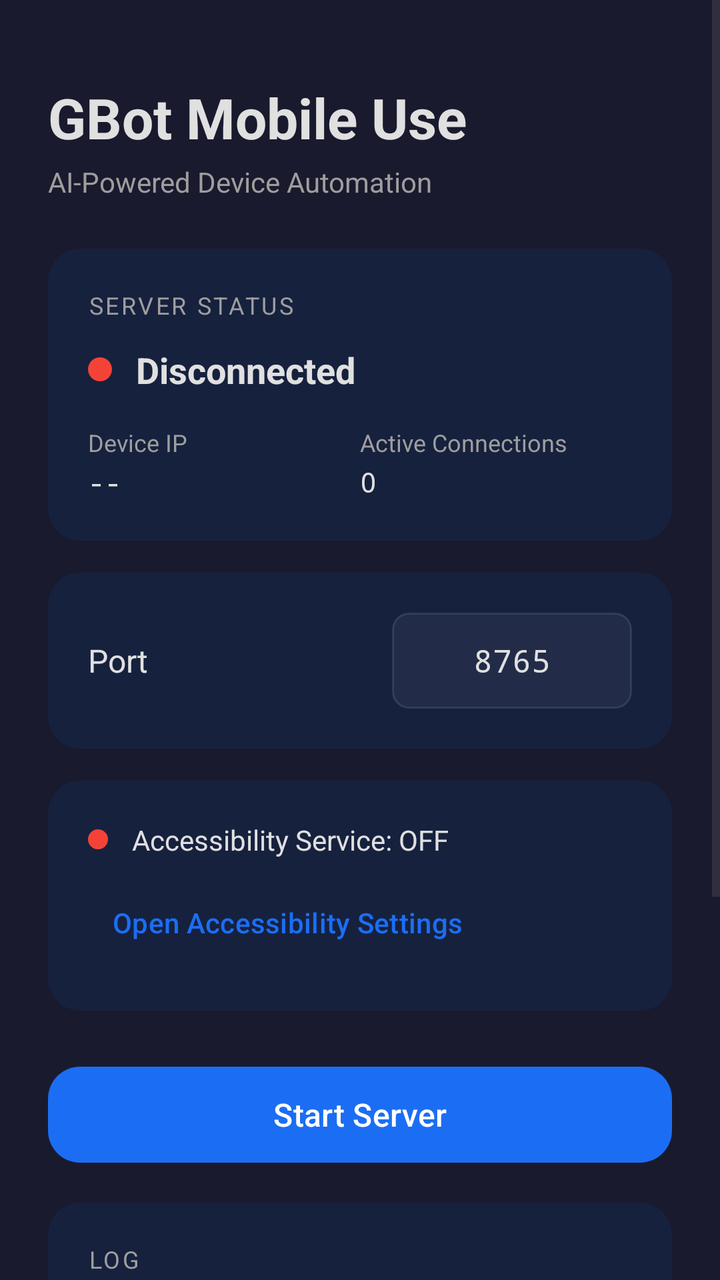
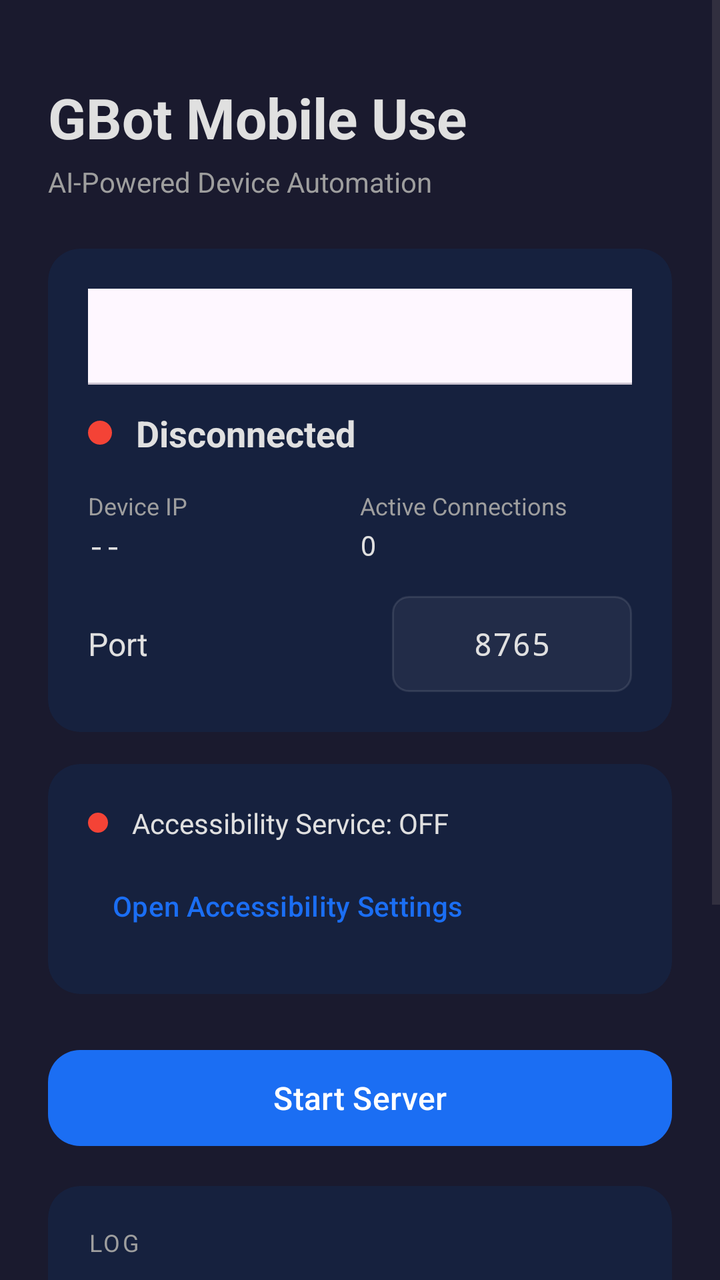

The first picture is an Android layout as it rendered before a commit; the second is the same layout after the commit. The layout source and the unified diff follow.
<!-- AndroidManifest.xml: application theme Theme.GBot -->
<!-- res/layout/activity_main.xml -->
<?xml version="1.0" encoding="utf-8"?>
<ScrollView xmlns:android="http://schemas.android.com/apk/res/android"
    xmlns:app="http://schemas.android.com/apk/res-auto"
    android:layout_width="match_parent"
    android:layout_height="match_parent"
    android:background="@color/surface_dark"
    android:fillViewport="true">

    <LinearLayout
        android:layout_width="match_parent"
        android:layout_height="wrap_content"
        android:orientation="vertical"
        android:padding="24dp">

        
        <TextView
            android:layout_width="wrap_content"
            android:layout_height="wrap_content"
            android:layout_marginTop="16dp"
            android:text="GBot Mobile Use"
            android:textColor="@color/text_primary"
            android:textSize="28sp"
            android:textStyle="bold" />

        <TextView
            android:layout_width="wrap_content"
            android:layout_height="wrap_content"
            android:layout_marginTop="4dp"
            android:text="AI-Powered Device Automation"
            android:textColor="@color/text_secondary"
            android:textSize="14sp" />

        
        <com.google.android.material.card.MaterialCardView
            android:layout_width="match_parent"
            android:layout_height="wrap_content"
            android:layout_marginTop="24dp"
            app:cardBackgroundColor="@color/surface_card"
            app:cardCornerRadius="16dp"
            app:cardElevation="0dp"
            app:strokeWidth="0dp">

            <LinearLayout
                android:layout_width="match_parent"
                android:layout_height="wrap_content"
                android:orientation="vertical"
                android:padding="20dp">

                <TextView
                    android:layout_width="wrap_content"
                    android:layout_height="wrap_content"
                    android:text="Server Status"
                    android:textColor="@color/text_secondary"
                    android:textSize="12sp"
                    android:textAllCaps="true"
                    android:letterSpacing="0.1" />

                <LinearLayout
                    android:layout_width="match_parent"
                    android:layout_height="wrap_content"
                    android:layout_marginTop="12dp"
                    android:gravity="center_vertical"
                    android:orientation="horizontal">

                    <View
                        android:id="@+id/statusIndicator"
                        android:layout_width="12dp"
                        android:layout_height="12dp"
                        android:background="@drawable/status_dot" />

                    <TextView
                        android:id="@+id/tvStatus"
                        android:layout_width="wrap_content"
                        android:layout_height="wrap_content"
                        android:layout_marginStart="12dp"
                        android:text="@string/status_disconnected"
                        android:textColor="@color/text_primary"
                        android:textSize="18sp"
                        android:textStyle="bold" />
                </LinearLayout>

                <LinearLayout
                    android:layout_width="match_parent"
                    android:layout_height="wrap_content"
                    android:layout_marginTop="16dp"
                    android:orientation="horizontal">

                    <LinearLayout
                        android:layout_width="0dp"
                        android:layout_height="wrap_content"
                        android:layout_weight="1"
                        android:orientation="vertical">

                        <TextView
                            android:layout_width="wrap_content"
                            android:layout_height="wrap_content"
                            android:text="@string/label_ip_address"
                            android:textColor="@color/text_secondary"
                            android:textSize="12sp" />

                        <TextView
                            android:id="@+id/tvIpAddress"
                            android:layout_width="wrap_content"
                            android:layout_height="wrap_content"
                            android:layout_marginTop="2dp"
                            android:text="--"
                            android:textColor="@color/text_primary"
                            android:textSize="14sp"
                            android:fontFamily="monospace" />
                    </LinearLayout>

                    <LinearLayout
                        android:layout_width="0dp"
                        android:layout_height="wrap_content"
                        android:layout_weight="1"
                        android:orientation="vertical">

                        <TextView
                            android:layout_width="wrap_content"
                            android:layout_height="wrap_content"
                            android:text="@string/label_connections"
                            android:textColor="@color/text_secondary"
                            android:textSize="12sp" />

                        <TextView
                            android:id="@+id/tvConnections"
                            android:layout_width="wrap_content"
                            android:layout_height="wrap_content"
                            android:layout_marginTop="2dp"
                            android:text="0"
                            android:textColor="@color/text_primary"
                            android:textSize="14sp"
                            android:fontFamily="monospace" />
                    </LinearLayout>
                </LinearLayout>

            </LinearLayout>
        </com.google.android.material.card.MaterialCardView>

        
        <com.google.android.material.card.MaterialCardView
            android:layout_width="match_parent"
            android:layout_height="wrap_content"
            android:layout_marginTop="16dp"
            app:cardBackgroundColor="@color/surface_card"
            app:cardCornerRadius="16dp"
            app:cardElevation="0dp"
            app:strokeWidth="0dp">

            <LinearLayout
                android:layout_width="match_parent"
                android:layout_height="wrap_content"
                android:gravity="center_vertical"
                android:orientation="horizontal"
                android:padding="20dp">

                <TextView
                    android:layout_width="0dp"
                    android:layout_height="wrap_content"
                    android:layout_weight="1"
                    android:text="@string/label_port"
                    android:textColor="@color/text_primary"
                    android:textSize="16sp" />

                <com.google.android.material.textfield.TextInputEditText
                    android:id="@+id/etPort"
                    android:layout_width="120dp"
                    android:layout_height="48dp"
                    android:background="@drawable/edit_text_bg"
                    android:gravity="center"
                    android:inputType="number"
                    android:maxLength="5"
                    android:padding="8dp"
                    android:text="8765"
                    android:textColor="@color/text_primary"
                    android:textSize="16sp"
                    android:fontFamily="monospace" />

            </LinearLayout>
        </com.google.android.material.card.MaterialCardView>

        
        <com.google.android.material.card.MaterialCardView
            android:layout_width="match_parent"
            android:layout_height="wrap_content"
            android:layout_marginTop="16dp"
            app:cardBackgroundColor="@color/surface_card"
            app:cardCornerRadius="16dp"
            app:cardElevation="0dp"
            app:strokeWidth="0dp">

            <LinearLayout
                android:layout_width="match_parent"
                android:layout_height="wrap_content"
                android:orientation="vertical"
                android:padding="20dp">

                <LinearLayout
                    android:layout_width="match_parent"
                    android:layout_height="wrap_content"
                    android:gravity="center_vertical"
                    android:orientation="horizontal">

                    <View
                        android:id="@+id/accessibilityIndicator"
                        android:layout_width="10dp"
                        android:layout_height="10dp"
                        android:background="@drawable/status_dot" />

                    <TextView
                        android:id="@+id/tvAccessibilityStatus"
                        android:layout_width="0dp"
                        android:layout_height="wrap_content"
                        android:layout_marginStart="12dp"
                        android:layout_weight="1"
                        android:text="Accessibility Service: OFF"
                        android:textColor="@color/text_primary"
                        android:textSize="14sp" />
                </LinearLayout>

                <com.google.android.material.button.MaterialButton
                    android:id="@+id/btnOpenAccessibility"
                    style="@style/Widget.Material3.Button.TextButton"
                    android:layout_width="wrap_content"
                    android:layout_height="wrap_content"
                    android:layout_marginTop="8dp"
                    android:text="@string/btn_open_accessibility"
                    android:textColor="@color/primary" />

            </LinearLayout>
        </com.google.android.material.card.MaterialCardView>

        
        <com.google.android.material.button.MaterialButton
            android:id="@+id/btnToggleServer"
            android:layout_width="match_parent"
            android:layout_height="56dp"
            android:layout_marginTop="24dp"
            android:text="@string/btn_start_server"
            android:textSize="16sp"
            app:cornerRadius="16dp" />

        
        <com.google.android.material.card.MaterialCardView
            android:layout_width="match_parent"
            android:layout_height="wrap_content"
            android:layout_marginTop="16dp"
            android:layout_marginBottom="24dp"
            app:cardBackgroundColor="@color/surface_card"
            app:cardCornerRadius="16dp"
            app:cardElevation="0dp"
            app:strokeWidth="0dp">

            <LinearLayout
                android:layout_width="match_parent"
                android:layout_height="wrap_content"
                android:orientation="vertical"
                android:padding="20dp">

                <TextView
                    android:layout_width="wrap_content"
                    android:layout_height="wrap_content"
                    android:text="Log"
                    android:textColor="@color/text_secondary"
                    android:textSize="12sp"
                    android:textAllCaps="true"
                    android:letterSpacing="0.1" />

                <ScrollView
                    android:id="@+id/logScrollView"
                    android:layout_width="match_parent"
                    android:layout_height="200dp"
                    android:layout_marginTop="8dp">

                    <TextView
                        android:id="@+id/tvLog"
                        android:layout_width="match_parent"
                        android:layout_height="wrap_content"
                        android:fontFamily="monospace"
                        android:textColor="@color/text_secondary"
                        android:textSize="11sp"
                        android:lineSpacingMultiplier="1.3" />
                </ScrollView>
            </LinearLayout>
        </com.google.android.material.card.MaterialCardView>

    </LinearLayout>
</ScrollView>
<!-- resources referenced by this layout -->
<resources>
  <color name="primary">#1B6EF3</color>
  <color name="surface_card">#16213E</color>
  <color name="surface_dark">#1A1A2E</color>
  <color name="text_primary">#E0E0E0</color>
  <color name="text_secondary">#9E9E9E</color>
  <!-- drawable edit_text_bg (drawable) -->
  <?xml version="1.0" encoding="utf-8"?>
  <shape xmlns:android="http://schemas.android.com/apk/res/android"
      android:shape="rectangle">
      <solid android:color="#0DFFFFFF" />
      <corners android:radius="8dp" />
      <stroke
          android:width="1dp"
          android:color="#1AFFFFFF" />
  </shape>
  <!-- drawable status_dot (drawable) -->
  <?xml version="1.0" encoding="utf-8"?>
  <shape xmlns:android="http://schemas.android.com/apk/res/android"
      android:shape="oval">
      <solid android:color="@color/status_disconnected" />
      <size
          android:width="12dp"
          android:height="12dp" />
  </shape>
  <string name="btn_open_accessibility">Open Accessibility Settings</string>
  <string name="btn_start_server">Start Server</string>
  <string name="label_connections">Active Connections</string>
  <string name="label_ip_address">Device IP</string>
  <string name="label_port">Port</string>
  <string name="status_disconnected">Disconnected</string>
  <style name="Theme.GBot" parent="Theme.Material3.DayNight.NoActionBar">
          <item name="colorPrimary">@color/primary</item>
          <item name="colorPrimaryContainer">@color/primary_container</item>
          <item name="colorOnPrimary">@color/on_primary</item>
          <item name="colorSecondary">@color/secondary</item>
      </style>
  <color name="status_disconnected">#F44336</color>
  <color name="primary_container">#D6E3FF</color>
  <color name="on_primary">#FFFFFF</color>
  <color name="secondary">#00C853</color>
</resources>

<!-- the commit's change to res/layout/activity_main.xml (unified diff, before → after) -->
@@ -46,15 +46,14 @@
                 android:orientation="vertical"
                 android:padding="20dp">
 
-                <TextView
-                    android:layout_width="wrap_content"
-                    android:layout_height="wrap_content"
-                    android:text="Server Status"
-                    android:textColor="@color/text_secondary"
-                    android:textSize="12sp"
-                    android:textAllCaps="true"
-                    android:letterSpacing="0.1" />
-
+                <com.google.android.material.tabs.TabLayout
+                    android:id="@+id/tabLayout"
+                    android:layout_width="match_parent"
+                    android:layout_height="wrap_content"
+                    app:tabMode="fixed"
+                    app:tabGravity="fill" />
+
+                
                 <LinearLayout
                     android:layout_width="match_parent"
                     android:layout_height="wrap_content"
@@ -134,50 +133,170 @@
                     </LinearLayout>
                 </LinearLayout>
 
+                
+                <LinearLayout
+                    android:id="@+id/wifiConfigGroup"
+                    android:layout_width="match_parent"
+                    android:layout_height="wrap_content"
+                    android:layout_marginTop="16dp"
+                    android:gravity="center_vertical"
+                    android:orientation="horizontal">
+
+                    <TextView
+                        android:layout_width="0dp"
+                        android:layout_height="wrap_content"
+                        android:layout_weight="1"
+                        android:text="@string/label_port"
+                        android:textColor="@color/text_primary"
+                        android:textSize="16sp" />
+
+                    <com.google.android.material.textfield.TextInputEditText
+                        android:id="@+id/etPort"
+                        android:layout_width="120dp"
+                        android:layout_height="48dp"
+                        android:background="@drawable/edit_text_bg"
+                        android:gravity="center"
+                        android:inputType="number"
+                        android:maxLength="5"
+                        android:padding="8dp"
+                        android:text="8765"
+                        android:textColor="@color/text_primary"
+                        android:textSize="16sp"
+                        android:fontFamily="monospace" />
+
+                </LinearLayout>
+
+                
+                <LinearLayout
+                    android:id="@+id/sshConfigGroup"
+                    android:layout_width="match_parent"
+                    android:layout_height="wrap_content"
+                    android:layout_marginTop="16dp"
+                    android:orientation="vertical"
+                    android:visibility="gone">
+
+                    <TextView
+                        android:layout_width="wrap_content"
+                        android:layout_height="wrap_content"
+                        android:text="@string/label_server"
+                        android:textColor="@color/text_secondary"
+                        android:textSize="12sp" />
+
+                    <com.google.android.material.textfield.TextInputEditText
+                        android:id="@+id/etServer"
+                        android:layout_width="match_parent"
+                        android:layout_height="48dp"
+                        android:layout_marginTop="4dp"
+                        android:background="@drawable/edit_text_bg"
+                        android:hint="@string/hint_server"
+                        android:inputType="text"
+                        android:padding="8dp"
+                        android:textColor="@color/text_primary"
+                        android:textSize="16sp" />
+
+                    <TextView
+                        android:layout_width="wrap_content"
+                        android:layout_height="wrap_content"
+                        android:layout_marginTop="12dp"
+                        android:text="@string/label_ssh_port"
+                        android:textColor="@color/text_secondary"
+                        android:textSize="12sp" />
+
+                    <com.google.android.material.textfield.TextInputEditText
+                        android:id="@+id/etSshPort"
+                        android:layout_width="match_parent"
+                        android:layout_height="48dp"
+                        android:layout_marginTop="4dp"
+                        android:background="@drawable/edit_text_bg"
+                        android:inputType="number"
+                        android:padding="8dp"
+                        android:text="22"
+                        android:textColor="@color/text_primary"
+                        android:textSize="16sp" />
+
+                    <TextView
+                        android:layout_width="wrap_content"
+                        android:layout_height="wrap_content"
+                        android:layout_marginTop="12dp"
+                        android:text="@string/label_ssh_user"
+                        android:textColor="@color/text_secondary"
+                        android:textSize="12sp" />
+
+                    <com.google.android.material.textfield.TextInputEditText
+                        android:id="@+id/etSshUser"
+                        android:layout_width="match_parent"
+                        android:layout_height="48dp"
+                        android:layout_marginTop="4dp"
+                        android:background="@drawable/edit_text_bg"
+                        android:inputType="text"
+                        android:padding="8dp"
+                        android:textColor="@color/text_primary"
+                        android:textSize="16sp" />
+
+                    <TextView
+                        android:layout_width="wrap_content"
+                        android:layout_height="wrap_content"
+                        android:layout_marginTop="12dp"
+                        android:text="@string/label_ssh_password"
+                        android:textColor="@color/text_secondary"
+                        android:textSize="12sp" />
+
+                    <com.google.android.material.textfield.TextInputEditText
+                        android:id="@+id/etSshPassword"
+                        android:layout_width="match_parent"
+                        android:layout_height="48dp"
+                        android:layout_marginTop="4dp"
+                        android:background="@drawable/edit_text_bg"
+                        android:inputType="textPassword"
+                        android:padding="8dp"
+                        android:textColor="@color/text_primary"
+                        android:textSize="16sp" />
+
+                    <TextView
+                        android:layout_width="wrap_content"
+                        android:layout_height="wrap_content"
+                        android:layout_marginTop="12dp"
+                        android:text="@string/label_remote_port"
+                        android:textColor="@color/text_secondary"
+                        android:textSize="12sp" />
+
+                    <com.google.android.material.textfield.TextInputEditText
+                        android:id="@+id/etRemotePort"
+                        android:layout_width="match_parent"
+                        android:layout_height="48dp"
+                        android:layout_marginTop="4dp"
+                        android:background="@drawable/edit_text_bg"
+                        android:inputType="number"
+                        android:padding="8dp"
+                        android:text="8765"
+                        android:textColor="@color/text_primary"
+                        android:textSize="16sp" />
+
+                    <TextView
+                        android:layout_width="wrap_content"
+                        android:layout_height="wrap_content"
+                        android:layout_marginTop="12dp"
+                        android:text="@string/label_local_port"
+                        android:textColor="@color/text_secondary"
+                        android:textSize="12sp" />
+
+                    <com.google.android.material.textfield.TextInputEditText
+                        android:id="@+id/etLocalPort"
+                        android:layout_width="match_parent"
+                        android:layout_height="48dp"
+                        android:layout_marginTop="4dp"
+                        android:background="@drawable/edit_text_bg"
+                        android:inputType="number"
+                        android:padding="8dp"
+                        android:text="8765"
+                        android:textColor="@color/text_primary"
+                        android:textSize="16sp" />
+
+                </LinearLayout>
+
             </LinearLayout>
         </com.google.android.material.card.MaterialCardView>
 
-        
-        <com.google.android.material.card.MaterialCardView
-            android:layout_width="match_parent"
-            android:layout_height="wrap_content"
-            android:layout_marginTop="16dp"
-            app:cardBackgroundColor="@color/surface_card"
-            app:cardCornerRadius="16dp"
-            app:cardElevation="0dp"
-            app:strokeWidth="0dp">
-
-            <LinearLayout
-                android:layout_width="match_parent"
-                android:layout_height="wrap_content"
-                android:gravity="center_vertical"
-                android:orientation="horizontal"
-                android:padding="20dp">
-
-                <TextView
-                    android:layout_width="0dp"
-                    android:layout_height="wrap_content"
-                    android:layout_weight="1"
-                    android:text="@string/label_port"
-                    android:textColor="@color/text_primary"
-                    android:textSize="16sp" />
-
-                <com.google.android.material.textfield.TextInputEditText
-                    android:id="@+id/etPort"
-                    android:layout_width="120dp"
-                    android:layout_height="48dp"
-                    android:background="@drawable/edit_text_bg"
-                    android:gravity="center"
-                    android:inputType="number"
-                    android:maxLength="5"
-                    android:padding="8dp"
-                    android:text="8765"
-                    android:textColor="@color/text_primary"
-                    android:textSize="16sp"
-                    android:fontFamily="monospace" />
-
-            </LinearLayout>
-        </com.google.android.material.card.MaterialCardView>
 
         
         <com.google.android.material.card.MaterialCardView
<!-- resource entries referenced after the edit -->
@@ -26,9 +26,16 @@
   </shape>
   <string name="btn_open_accessibility">Open Accessibility Settings</string>
   <string name="btn_start_server">Start Server</string>
+  <string name="hint_server">192.168.1.100</string>
   <string name="label_connections">Active Connections</string>
   <string name="label_ip_address">Device IP</string>
+  <string name="label_local_port">Local Port</string>
   <string name="label_port">Port</string>
+  <string name="label_remote_port">Remote Port</string>
+  <string name="label_server">Server</string>
+  <string name="label_ssh_password">Password</string>
+  <string name="label_ssh_port">SSH Port</string>
+  <string name="label_ssh_user">User</string>
   <string name="status_disconnected">Disconnected</string>
   <style name="Theme.GBot" parent="Theme.Material3.DayNight.NoActionBar">
           <item name="colorPrimary">@color/primary</item>
